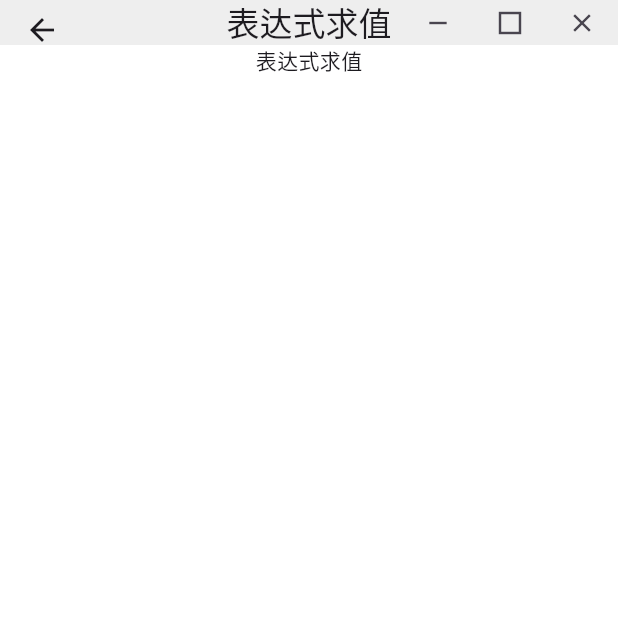
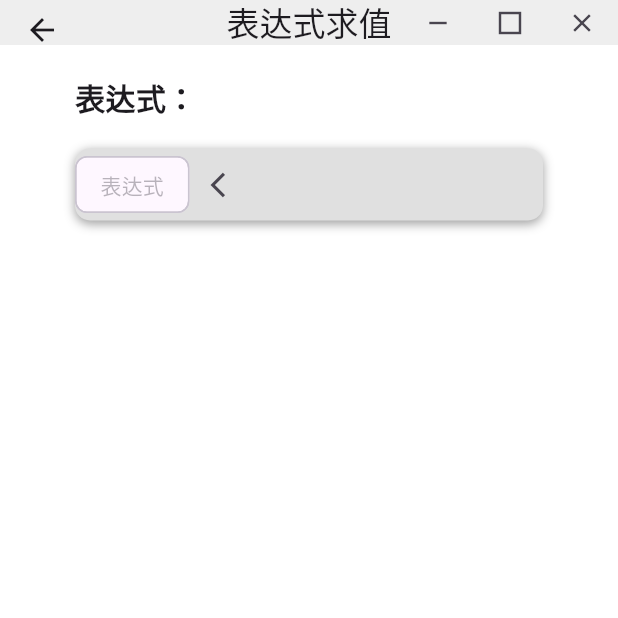
Before and after one commit to Woisol/MECalculator_GUI, a Flutter app: the screen it shows after launch, after a tap on "表达式求值", on a phone screen of 412 x 824 dp, the top half of it. Run offline on Flutter 3.47's test engine with Material 3 defaults, Android fonts, the phone set to English and light mode, and no system bars; missing offline and left inert: window_manager; statements that could not run were skipped.

Commit message:
feat: 完成部分表达式页设计

```diff
--- /dev/null
+++ b/lib/Expression/expression.dart
@@ -0,0 +1,57 @@
+import 'package:flutter/material.dart';
+
+class PageExpression extends StatefulWidget {
+  @override
+  State<PageExpression> createState() => _PageExpressionState();
+}
+// td Incorrect use of ParentDataWidget.，另一个Multinomial没问题看看这里……不对另一个跳转多了也会崩……
+
+class _PageExpressionState extends State<PageExpression> {
+  @override
+  Widget build(BuildContext context) {
+    return Container(
+        padding: const EdgeInsets.symmetric(horizontal: 50, vertical: 20),
+        child: Column(
+          children: [
+            Align(
+              // Expanded(不能用……没用不说甚至会炸……
+              alignment: Alignment.centerLeft,
+              child: Text("表达式：",
+                  style: TextStyle(fontSize: 20, fontWeight: FontWeight.bold),
+                  textAlign: TextAlign.start),
+            ),
+            Container(
+              // color: Colors.grey[400],
+              // !艹服了这个为什么要限制……不能同时有color和decoration……
+              margin: const EdgeInsets.symmetric(horizontal: 0, vertical: 20),
+              decoration: BoxDecoration(
+                  color: Colors.grey[300],
+                  borderRadius: BorderRadius.all(Radius.circular(10)),
+                  boxShadow: [
+                    BoxShadow(
+                        color: Colors.grey[500]!,
+                        offset: Offset(0, 2),
+                        blurRadius: 5)
+                  ]),
+              child: Row(
+                children: [
+                  InputChip(label: const Text("表达式")),
+                  Positioned(
+                    child: IconButton(
+                        onPressed: () {},
+                        icon: Icon(Icons.arrow_back_ios, size: 20)),
+                    right: 20,
+                  )
+                ],
+              ),
+            ),
+            Container(
+              margin: const EdgeInsets.symmetric(horizontal: 0, vertical: 20),
+              decoration: BoxDecoration(
+                  // color: Colors.white,
+                  borderRadius: BorderRadius.all(Radius.circular(10))),
+            )
+          ],
+        ));
+  }
+}
--- a/lib/Home/home.dart
+++ b/lib/Home/home.dart
@@ -1,6 +1,8 @@
 import 'package:flutter/material.dart';
 // import 'package:flutter/animation.dart';
 import 'package:animations/animations.dart';
+import 'package:mecalculator/Expression/expression.dart';
+import 'package:mecalculator/Multinomial/multinomial.dart';
 import 'package:mecalculator/main.dart';
 
 class Home extends StatelessWidget {
@@ -78,7 +80,7 @@ class Home extends StatelessWidget {
                 },
                 openBuilder: (BuildContext context, VoidCallback _) {
                   return PageContent(
-                      title: "一元稀疏多项式", child: Center(child: Text("一元稀疏多项式")));
+                      title: "一元稀疏多项式", child: PageMultinomial());
                 }),
             OpenContainer(
                 // closedColor: Colors.transparent,
@@ -119,7 +121,7 @@ class Home extends StatelessWidget {
                 },
                 openBuilder: (BuildContext context, VoidCallback _) {
                   return PageContent(
-                      title: "表达式求值", child: Center(child: Text("表达式求值")));
+                      title: "表达式求值", child: Center(child: PageExpression()));
                 }),
           ],
         )
--- a/lib/Multinomial/multinomial.dart
+++ b/lib/Multinomial/multinomial.dart
@@ -10,7 +10,7 @@ class PageMultinomial extends StatefulWidget {
 class _PageMultinomialState extends State<PageMultinomial> {
   List<String> inputs = [];
   int n = 0;
-  int operation = 0;
+  int operationIndex = 0;
   int? result;
   // int? result = null;
   // !Redundant initialization to 'null'.
```
